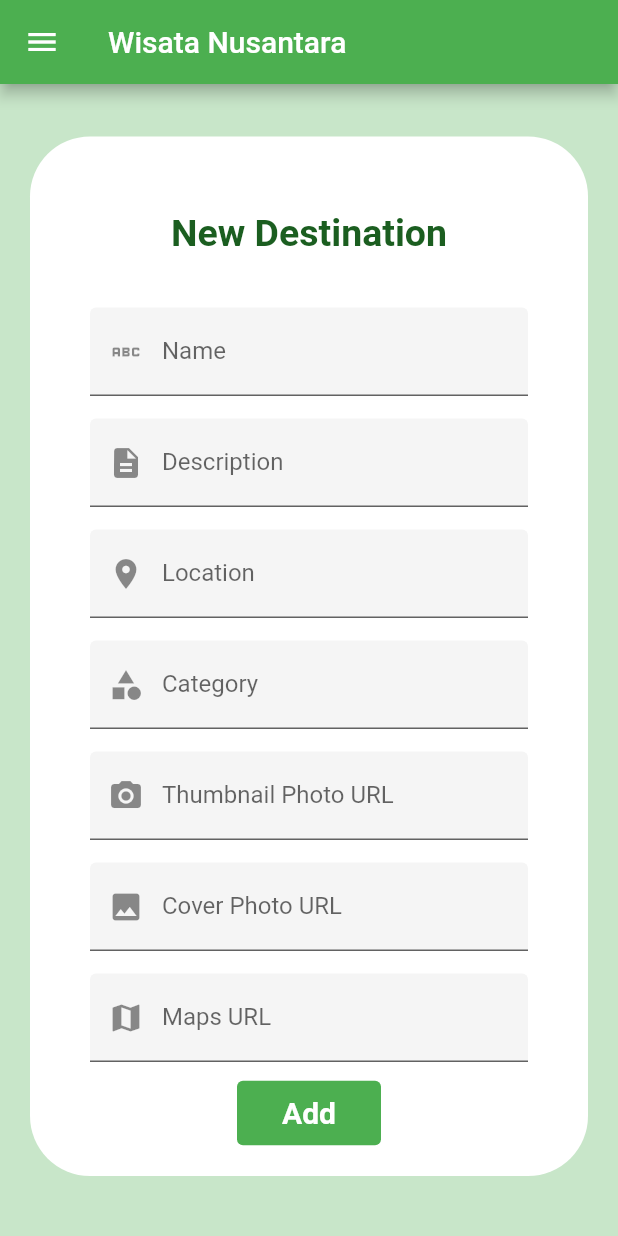
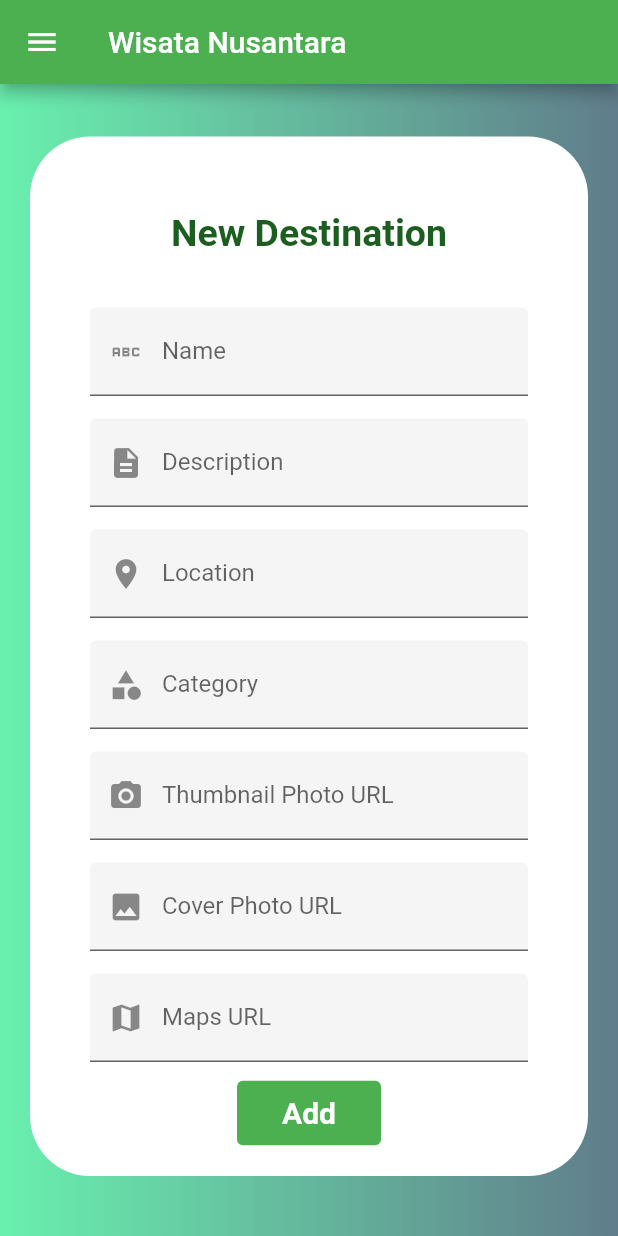
Before and after one commit to eugeniusms/wisata-nusantara-mobile, a Flutter app: the DestinasiFormPage screen opened directly, on a phone screen of 412 x 824 dp. Run offline on Flutter 3.47's test engine with Material 2 defaults, Android fonts, the phone set to English and light mode, and no system bars; missing offline and left inert: pbp_django_auth; network calls fail.

Commit message:
🔧 Change Background Color Theme Destination

```diff
--- a/lib/apps/daftar_destinasi/pages/DestinasiForm.dart
+++ b/lib/apps/daftar_destinasi/pages/DestinasiForm.dart
@@ -68,7 +68,10 @@ class _DestinasiFormPageState extends State<DestinasiFormPage> {
           key: _formKey,
           child: Container(
               decoration: BoxDecoration(
-                  color: Colors.green[100],
+                  gradient: LinearGradient(
+                      begin: Alignment.centerLeft,
+                      end: Alignment.centerRight,
+                      colors: [Colors.greenAccent, Colors.blueGrey]),
                   shape: BoxShape.rectangle,
                   borderRadius: BorderRadius.all(Radius.circular(0.0))),
               padding: const EdgeInsets.only(
--- a/lib/apps/daftar_destinasi/pages/SingleDestination.dart
+++ b/lib/apps/daftar_destinasi/pages/SingleDestination.dart
@@ -15,7 +15,10 @@ class SingleDestination extends StatelessWidget {
       ),
         body: Container(
           decoration: BoxDecoration(
-              color: Colors.green[100],
+              gradient: LinearGradient(
+                  begin: Alignment.centerLeft,
+                  end: Alignment.centerRight,
+                  colors: [Colors.greenAccent, Colors.blueGrey]),
               shape: BoxShape.rectangle,
               borderRadius: BorderRadius.all(Radius.circular(0.0))),
           padding: const EdgeInsets.only(
```
Also changed, not shown: lib/apps/daftar_destinasi/pages/DaftarDestinasi.dart (+9 -3 lines).
